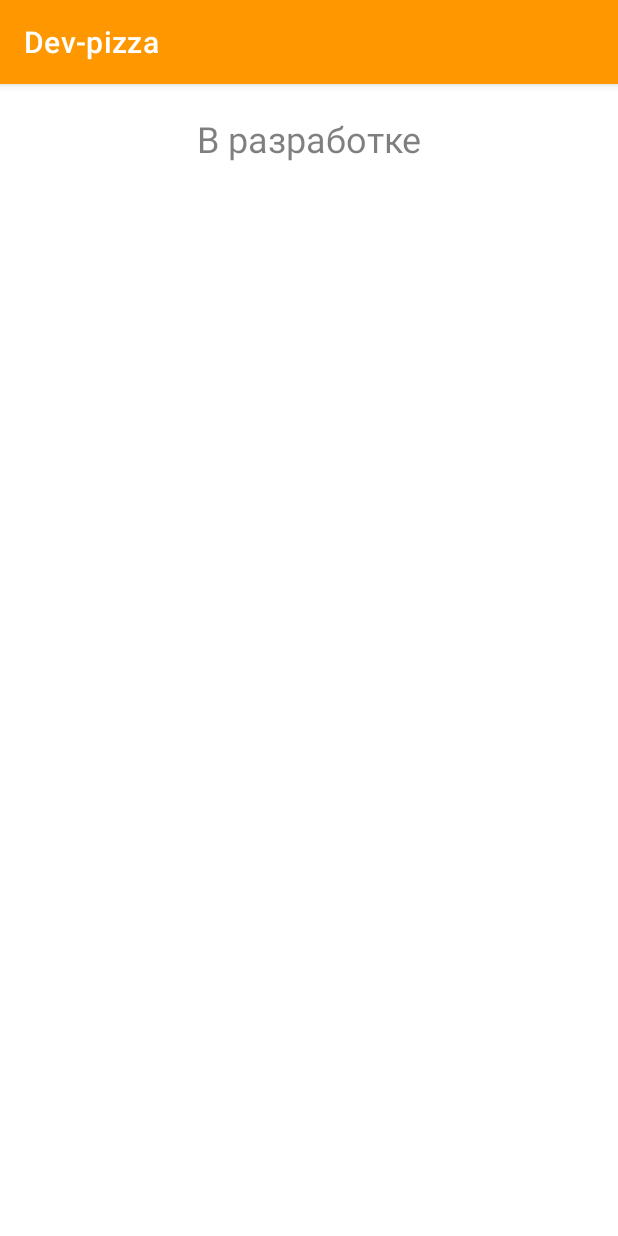
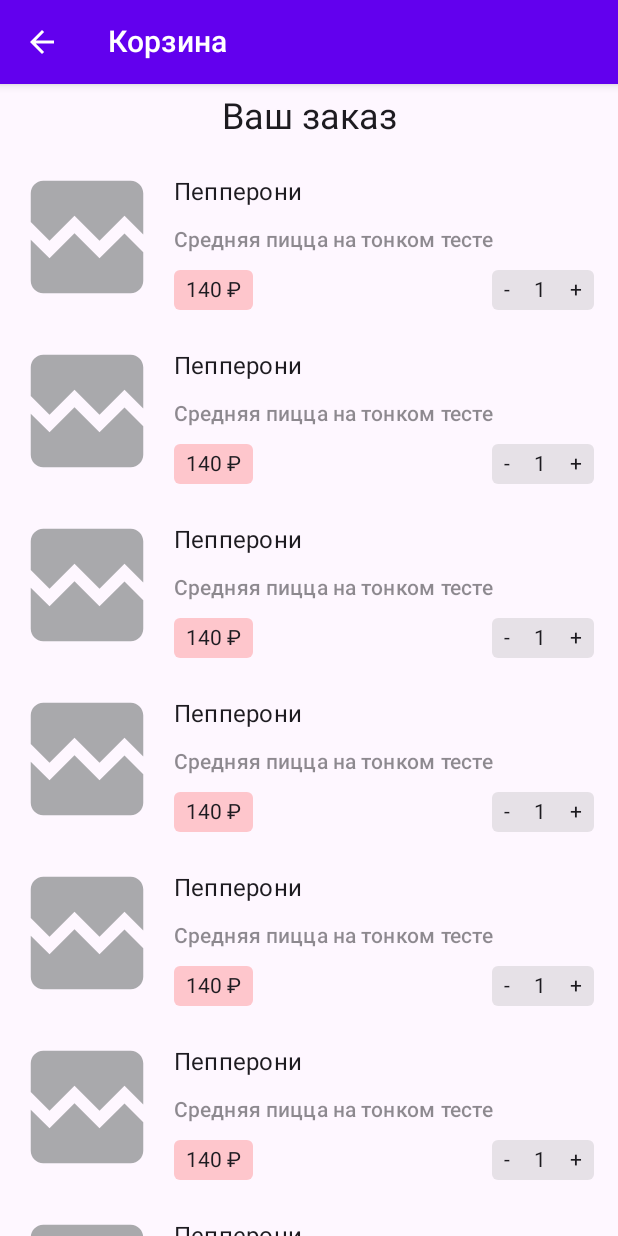
Before and after one commit to podule/dev-pizza, an Android app built with Jetpack Compose: the CartFragment screen opened through its navigation route, on a phone screen of 412 x 824 dp. Run offline under Robolectric (Android 15) with nearby library versions, the phone set to English and light mode, and no system bars; our stand-ins replace Dagger/Hilt's generated code, paging; missing, so only their content is drawn: MdcTheme; pictures from the network do not load; 2 statements that could not run were skipped.

Commit message:
Dev-pizza - интерфейс корзины с compose
- компоненты compose
- viewModel пока со данными заглушкой

```diff
--- a/app/build.gradle
+++ b/app/build.gradle
@@ -62,6 +62,7 @@ dependencies {
     implementation 'com.squareup.moshi:moshi-kotlin:1.14.0'
     implementation 'com.squareup.retrofit2:converter-moshi:2.9.0'
     implementation "io.coil-kt:coil:2.2.1"
+    implementation "io.coil-kt:coil-compose:2.2.1"
     implementation("androidx.paging:paging-runtime:3.1.1")
     implementation  "androidx.datastore:datastore-core:1.0.0"
     implementation "androidx.datastore:datastore:1.0.0"
--- /dev/null
+++ b/app/src/main/java/com/galia/dev/pizza/api/models/OrderedPizza.kt
@@ -0,0 +1,6 @@
+package com.galia.dev.pizza.api.models
+
+data class OrderedPizza(
+    val pizza: Pizza,
+    val count: Int
+)
--- a/app/src/main/java/com/galia/dev/pizza/cart/CartFragment.kt
+++ b/app/src/main/java/com/galia/dev/pizza/cart/CartFragment.kt
@@ -4,25 +4,42 @@ import android.os.Bundle
 import androidx.fragment.app.Fragment
 import android.view.LayoutInflater
 import android.view.ViewGroup
+import androidx.appcompat.app.AppCompatActivity
 import androidx.compose.ui.platform.ComposeView
 import androidx.compose.ui.platform.ViewCompositionStrategy
-import com.galia.dev.pizza.cart.compose.StubText
+import androidx.fragment.app.viewModels
+import androidx.navigation.findNavController
+import androidx.navigation.fragment.findNavController
+import com.galia.dev.pizza.cart.compose.CartScreen
 import com.google.android.material.composethemeadapter.MdcTheme
 import dagger.hilt.android.AndroidEntryPoint
 
 @AndroidEntryPoint
 class CartFragment : Fragment() {
 
+    private val viewModel: CartViewModel by viewModels()
+
     override fun onCreateView(
         inflater: LayoutInflater, container: ViewGroup?,
         savedInstanceState: Bundle?
     ) = ComposeView(requireContext()).apply {
         setViewCompositionStrategy(ViewCompositionStrategy.DisposeOnViewTreeLifecycleDestroyed)
+        (activity as AppCompatActivity).supportActionBar?.hide()
         setContent {
             MdcTheme {
-                StubText()
+                CartScreen(
+                    viewModel,
+                    onBackClick = {
+                        findNavController().navigateUp()
+                    },
+                )
             }
         }
     }
 
+    private fun navigateToMenu() {
+        val direction = CartFragmentDirections.actionCartFragmentToMenuFragment()
+        findNavController().navigate(direction)
+    }
+
 }
--- /dev/null
+++ b/app/src/main/java/com/galia/dev/pizza/cart/CartViewModel.kt
@@ -0,0 +1,31 @@
+package com.galia.dev.pizza.cart
+
+import androidx.compose.runtime.toMutableStateList
+import androidx.lifecycle.ViewModel
+import com.galia.dev.pizza.api.models.OrderedPizza
+import com.galia.dev.pizza.api.models.Pizza
+import com.galia.dev.pizza.data.repositories.CartRepository
+import dagger.hilt.android.lifecycle.HiltViewModel
+import javax.inject.Inject
+
+@HiltViewModel
+class CartViewModel @Inject constructor(private val repository: CartRepository) : ViewModel() {
+
+    private val _orderedPizza = getStubOrderedPizza().toMutableStateList()
+    val orderedPizza: List<OrderedPizza>
+        get() = _orderedPizza
+}
+
+fun getStubOrderedPizza() =
+    List(8) { i ->
+        OrderedPizza(
+            Pizza(
+                i.toLong(),
+                "Пепперони",
+                "Средняя пицца на тонком тесте",
+                "test",
+                "test",
+                140
+            ), 1
+        )
+    }
--- /dev/null
+++ b/app/src/main/java/com/galia/dev/pizza/cart/compose/Cart.kt
@@ -0,0 +1,127 @@
+package com.galia.dev.pizza.cart.compose
+
+import androidx.compose.foundation.layout.*
+import androidx.compose.foundation.lazy.LazyColumn
+import androidx.compose.foundation.lazy.items
+import androidx.compose.material.*
+import androidx.compose.material.icons.Icons
+import androidx.compose.material.icons.filled.ArrowBack
+import androidx.compose.material3.ExperimentalMaterial3Api
+import androidx.compose.material3.Scaffold
+import androidx.compose.material3.Text
+import androidx.compose.runtime.Composable
+import androidx.compose.runtime.toMutableStateList
+import androidx.compose.ui.Alignment
+import androidx.compose.ui.Modifier
+import androidx.compose.ui.res.stringResource
+import androidx.compose.ui.tooling.preview.Preview
+import androidx.compose.ui.unit.dp
+import androidx.compose.ui.unit.sp
+import com.galia.dev.pizza.R
+import com.galia.dev.pizza.cart.CartViewModel
+import com.galia.dev.pizza.cart.getStubOrderedPizza
+import com.google.android.material.composethemeadapter.MdcTheme
+
+@OptIn(ExperimentalMaterial3Api::class)
+@Composable
+fun CartScreen(
+    cartViewModel: CartViewModel,
+    onBackClick: () -> Unit,
+) {
+    Scaffold(
+        topBar = { AppBar(onBackClick = onBackClick) }
+    ) { innerPadding ->
+        LazyColumn(contentPadding = innerPadding) {
+            val listOrder = cartViewModel.orderedPizza
+            item {
+                TextTitle()
+            }
+            items(listOrder) { pizza ->
+                OrderedPizza(pizza = pizza)
+            }
+            item {
+                OrderInfo(listOrder.fold(0) { r, t -> r + t.pizza.price })
+            }
+            item {
+                BuyButton()
+            }
+        }
+    }
+}
+
+@Composable
+private fun TextTitle(modifier: Modifier = Modifier) {
+    Box(
+        contentAlignment = Alignment.Center,
+        modifier = modifier
+            .fillMaxWidth()
+            .padding(vertical = Dimens.PaddingSmall)
+    ) {
+        Text(
+            text = stringResource(id = R.string.title_cart),
+            style = MaterialTheme.typography.h5
+        )
+    }
+}
+
+@Composable
+private fun AppBar(onBackClick: () -> Unit) {
+    TopAppBar(
+        navigationIcon = {
+            IconButton(onBackClick) {
+                Icon(
+                    imageVector = Icons.Default.ArrowBack,
+                    contentDescription = null,
+                    modifier = Modifier.padding(horizontal = 12.dp),
+                )
+            }
+
+        },
+        title = {
+            androidx.compose.material.Text(text = stringResource(id = R.string.menu_cart))
+        }
+    )
+}
+
+@Composable
+fun BuyButton(modifier: Modifier = Modifier) {
+    Button(
+        onClick = { },
+        modifier = modifier
+            .fillMaxWidth()
+            .padding(horizontal =  Dimens.PaddingSmall, vertical = Dimens.PaddingNormal)
+    ) {
+        Text(
+            text = stringResource(id = R.string.agree_cart),
+            fontSize = 20.sp,
+            color = MaterialTheme.colors.surface
+        )
+    }
+}
+
+@OptIn(ExperimentalMaterial3Api::class)
+@Preview
+@Composable
+fun CartPreview() {
+    MdcTheme {
+        Scaffold(
+            topBar = { AppBar({}) }
+        ) { innerPadding ->
+
+            LazyColumn(contentPadding = innerPadding) {
+                item {
+                    TextTitle()
+                }
+                items(getStubOrderedPizza().toMutableStateList()) { pizza ->
+                    OrderedPizza(pizza = pizza)
+                }
+                item {
+                    OrderInfo(2000)
+                }
+                item {
+                    BuyButton()
+                }
+            }
+        }
+    }
+}
--- /dev/null
+++ b/app/src/main/java/com/galia/dev/pizza/cart/compose/Dimens.kt
@@ -0,0 +1,14 @@
+package com.galia.dev.pizza.cart.compose
+
+import androidx.compose.runtime.Composable
+import androidx.compose.ui.res.dimensionResource
+import androidx.compose.ui.unit.Dp
+import com.galia.dev.pizza.R
+
+object Dimens {
+    val PaddingSmall: Dp
+        @Composable get() = dimensionResource(R.dimen.margin_small)
+
+    val PaddingNormal: Dp
+        @Composable get() = dimensionResource(R.dimen.margin_normal)
+}
--- /dev/null
+++ b/app/src/main/java/com/galia/dev/pizza/cart/compose/OrderedPizza.kt
@@ -0,0 +1,147 @@
+package com.galia.dev.pizza.cart.compose
+
+import androidx.compose.foundation.Image
+import androidx.compose.foundation.clickable
+import androidx.compose.foundation.layout.*
+import androidx.compose.material.*
+import androidx.compose.material3.Surface
+import androidx.compose.material3.Text
+import androidx.compose.runtime.Composable
+import androidx.compose.ui.Alignment
+import androidx.compose.ui.Modifier
+import androidx.compose.ui.draw.alpha
+import androidx.compose.ui.graphics.Color
+import androidx.compose.ui.layout.ContentScale
+import androidx.compose.ui.platform.LocalContext
+import androidx.compose.ui.res.stringResource
+import androidx.compose.ui.text.TextStyle
+import androidx.compose.ui.tooling.preview.Preview
+import androidx.compose.ui.unit.Dp
+import androidx.compose.ui.unit.dp
+import coil.compose.rememberAsyncImagePainter
+import coil.request.ImageRequest
+import com.galia.dev.pizza.api.models.OrderedPizza
+import com.galia.dev.pizza.api.models.Pizza
+import com.galia.dev.pizza.R
+import com.google.android.material.composethemeadapter.MdcTheme
+
+
+@Composable
+fun OrderedPizza(pizza: OrderedPizza, modifier: Modifier = Modifier) {
+    Surface(
+        modifier = modifier.padding(all = Dimens.PaddingSmall)
+    ) {
+        Row(
+            verticalAlignment = Alignment.Top,
+            modifier = Modifier.fillMaxWidth()
+        ) {
+
+            PizzaImage(imageUrl = pizza.pizza.url, imageHeight = 100.dp)
+            PizzaInfo(pizza = pizza, modifier = Modifier.fillMaxWidth())
+        }
+    }
+}
+
+@Composable
+fun PizzaImage(imageUrl: String, imageHeight: Dp, modifier: Modifier = Modifier) {
+    val painter = rememberAsyncImagePainter(
+        model = ImageRequest.Builder(LocalContext.current)
+            .data(data = imageUrl)
+            .crossfade(true)
+            .error(drawableResId = R.drawable.ic_broken_image)
+            .placeholder(drawableResId = R.drawable.shrimps)
+            .build()
+    )
+
+    Image(
+        painter = painter,
+        contentScale = ContentScale.FillHeight,
+        contentDescription = null,
+        modifier = modifier
+            .height(imageHeight)
+    )
+}
+
+@Composable
+fun PizzaInfo(pizza: OrderedPizza, modifier: Modifier = Modifier) {
+    Column(modifier = modifier) {
+        val columnModifier = Modifier
+            .padding(horizontal = Dimens.PaddingNormal)
+            .padding(top = Dimens.PaddingSmall)
+        PizzaInfoItem(
+            text = pizza.pizza.title,
+            textStyle = MaterialTheme.typography.subtitle1,
+            modifier = columnModifier
+        )
+        PizzaInfoItem(text = pizza.pizza.description, modifier = columnModifier.alpha(0.5f))
+        Row(horizontalArrangement = Arrangement.SpaceBetween, modifier = modifier) {
+            TextPrice(price = pizza.pizza.price, modifier = columnModifier)
+            CountSwitch(count = pizza.count, modifier = columnModifier)
+        }
+    }
+}
+
+@Composable
+fun TextPrice(price: Int, modifier: Modifier = Modifier) {
+    Surface(
+        color = Color.Red.copy(alpha = 0.2f),
+        shape = MaterialTheme.shapes.small,
+        modifier = modifier
+    ) {
+        Text(
+            text = stringResource(id = R.string.price_cart, formatArgs = arrayOf(price)),
+            modifier = Modifier.padding(horizontal = Dimens.PaddingSmall, vertical = 5.dp)
+        )
+    }
+}
+
+@Composable
+fun CountSwitch(count: Int, modifier: Modifier = Modifier) {
+    Surface(
+        color = Color.Gray.copy(alpha = 0.2f),
+        shape = MaterialTheme.shapes.small,
+        modifier = modifier
+    ) {
+        Row {
+            arrayOf("-", count.toString(), "+").forEach { value ->
+                Text(text = value, modifier = Modifier
+                    .padding(horizontal = Dimens.PaddingSmall, vertical = 5.dp)
+                    .clickable { })
+            }
+        }
+
+    }
+}
+
+@Composable
+fun PizzaInfoItem(
+    text: String,
+    textStyle: TextStyle = MaterialTheme.typography.subtitle2,
+    modifier: Modifier = Modifier
+) {
+    Text(
+        text = text,
+        style = textStyle,
+        modifier = modifier
+    )
+}
+
+
+@Preview
+@Composable
+fun OrderedPizzaPreview() {
+    MdcTheme {
+        OrderedPizza(
+            pizza = OrderedPizza(
+                Pizza(
+                    1L,
+                    "Пепперони",
+                    "Средняя пицца на тонком тесте",
+                    "test",
+                    "test",
+                    140
+                ), 1
+            )
+        )
+    }
+}
--- /dev/null
+++ b/app/src/main/java/com/galia/dev/pizza/data/repositories/CartRemoteRepository.kt
@@ -0,0 +1,14 @@
+package com.galia.dev.pizza.data.repositories
+
+import androidx.datastore.core.DataStore
+import com.galia.dev.pizza.OrderProto
+import com.galia.dev.pizza.api.ApiService
+import javax.inject.Inject
+
+class CartRemoteRepository @Inject constructor(
+    private val apiService: ApiService,
+    private val dataStore: DataStore<OrderProto>
+) : CartRepository {
+
+
+}
--- /dev/null
+++ b/app/src/main/java/com/galia/dev/pizza/data/repositories/CartRepository.kt
@@ -0,0 +1,4 @@
+package com.galia.dev.pizza.data.repositories
+
+interface CartRepository {
+}
--- a/app/src/main/res/values/strings.xml
+++ b/app/src/main/res/values/strings.xml
@@ -9,4 +9,10 @@
     <string name="menu_cart">Корзина</string>
     <string name="menu_sort">Сортировать по цене</string>
     <string name="add_to_cart">Добавлено в корзину</string>
+    <string name="agree_cart">Оформить</string>
+    <string name="price_cart">%d ₽</string>
+    <string name="delivery">Доставка</string>
+    <string name="free">Бесплатно</string>
+    <string name="sum_order">Сумма заказа</string>
+    <string name="title_cart">Ваш заказ</string>
 </resources>
```
Also changed, not shown: app/src/main/java/com/galia/dev/pizza/cart/compose/OrderInfo.kt (added, +49 -0 lines), app/src/main/java/com/galia/dev/pizza/di/CartModule.kt (added, +16 -0 lines).
